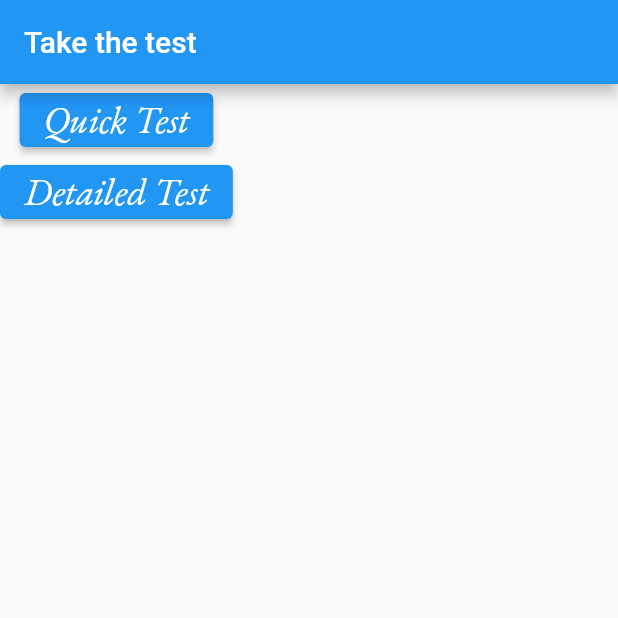
After one commit to Aditi-Singh16/Personality-Analyzer, a Flutter app: the SelectChoice screen opened directly, on a phone screen of 412 x 824 dp, the top half of it. The commit adds this screen. Run offline on Flutter 3.47's test engine with Material 2 defaults, Android fonts, the phone set to English and light mode, and no system bars; our stand-ins replace firebase_auth, firebase_core, flutter_spinkit; missing offline and left inert: conditional_questions; accounts and stored records are empty.

Commit message:
done the quick part feature

```diff
--- /dev/null
+++ b/flutter_application_1/lib/screens/home/Choice.dart
@@ -0,0 +1,50 @@
+import 'package:flutter/material.dart';
+import 'package:flutter_application_1/screens/home/ParaAnswer.dart';
+import 'package:flutter_application_1/screens/home/detailed_test.dart';
+
+class SelectChoice extends StatelessWidget {
+  const SelectChoice({Key? key}) : super(key: key);
+
+  @override
+  Widget build(BuildContext context) {
+    return Scaffold(
+      appBar: AppBar(
+        title: Text(
+          'Take the test'
+        )
+      ),
+      body:Column(
+        children: [
+          ElevatedButton(
+            onPressed: () async {
+                Navigator.push(
+                  context,
+                  MaterialPageRoute(
+                      builder: (context) => ParagraphAnswer()
+                  ),
+                );
+            },
+            child: Text(
+              'Quick Test',
+            style: TextStyle(fontFamily: 'EBGaramond',fontSize: 25,color:Color.fromARGB(255, 255, 255, 255)),
+            ),
+          ),
+           ElevatedButton(
+            onPressed: () async {
+                Navigator.push(
+                  context,
+                  MaterialPageRoute(
+                      builder: (context) => DetailedTest()
+                  ),
+                );
+            },
+            child: Text(
+              'Detailed Test',
+            style: TextStyle(fontFamily: 'EBGaramond',fontSize: 25,color:Color.fromARGB(255, 255, 255, 255)),
+            ),
+          )
+        ],
+      )
+    );
+  }
+}
```
Also changed, not shown: flutter_application_1/lib/screens/home/detailed_test.dart (added, +76 -0 lines), flutter_application_1/lib/screens/home/home.dart (+3 -80 lines), flutter_application_1/lib/screens/home/ParaAnswer.dart (renamed from flutter_application_1/lib/screens/home/testAnswer.dart).
